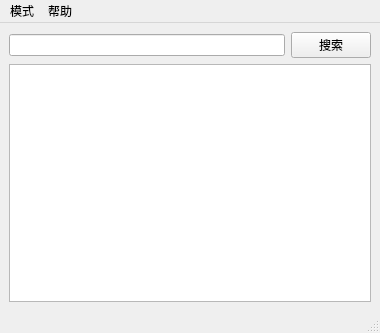
Qt form mainwindow.ui (iwxyi/ListHunter) before a commit.
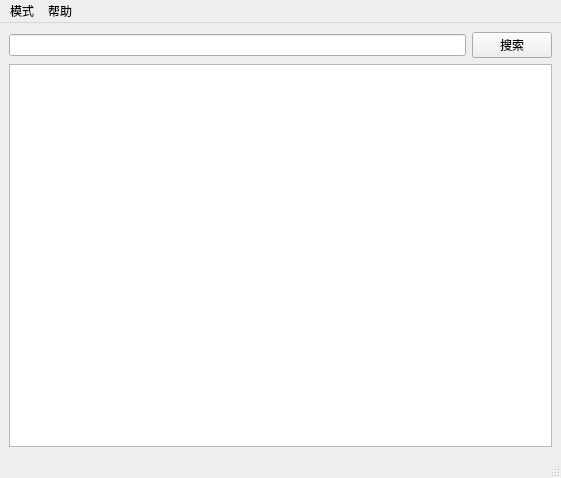
The same form after that commit.

Commit message: 支持右键菜单

```diff
--- a/mainwindow.ui
+++ b/mainwindow.ui
@@ -6,8 +6,8 @@
    <rect>
     <x>0</x>
     <y>0</y>
-    <width>380</width>
-    <height>333</height>
+    <width>561</width>
+    <height>478</height>
    </rect>
   </property>
   <property name="windowTitle">
@@ -43,7 +43,7 @@
     <rect>
      <x>0</x>
      <y>0</y>
-     <width>380</width>
+     <width>561</width>
      <height>21</height>
     </rect>
    </property>
```
Left out of the diff: 8 changed lines with no effect on the pictures. The commit also changes 2 other files.
